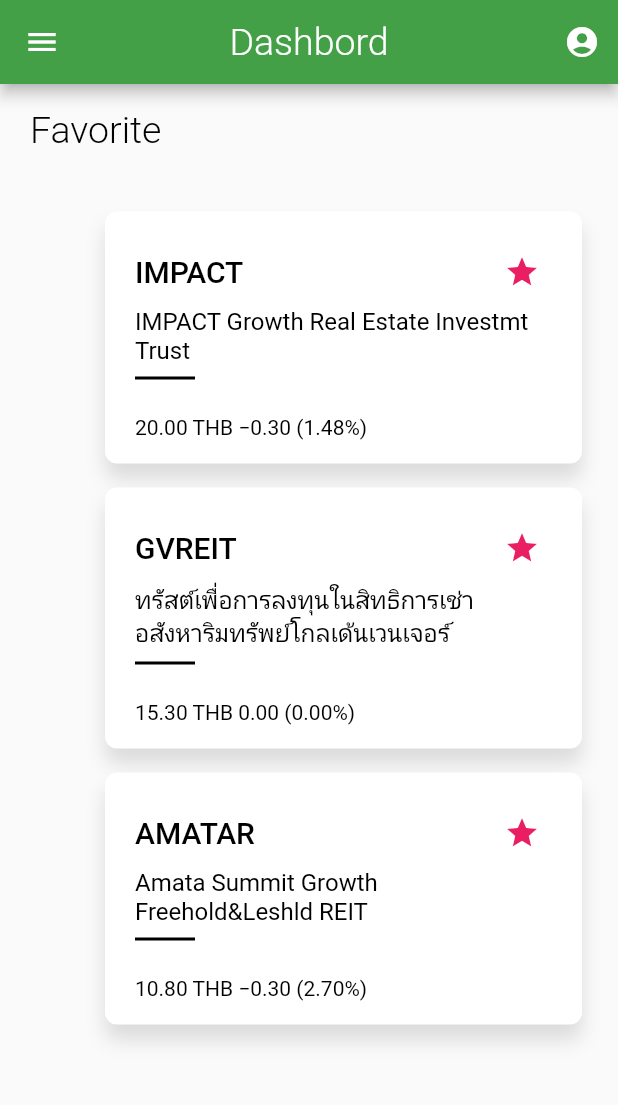
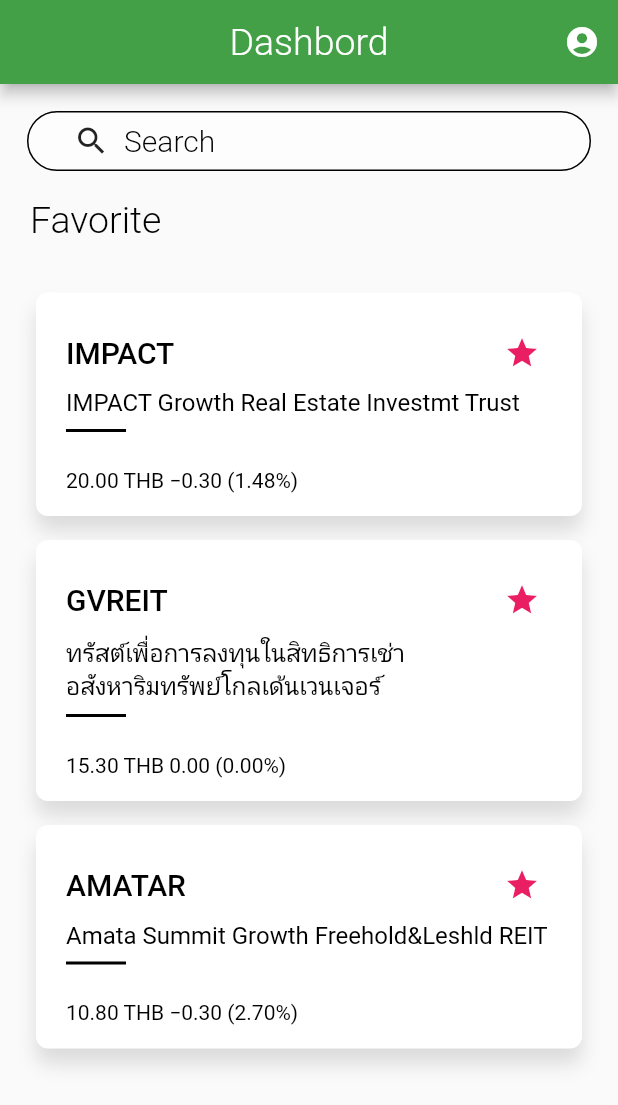
Before and after one commit to wadcharapong-n/REIT_APP_Front, a Flutter app: the screen it shows after launch, after a tap on the "star" icon, on a phone screen of 412 x 824 dp. Shown: the top 1105 px of the screen. Run offline on Flutter 3.47's test engine with Material 2 defaults, Android fonts, the phone set to English and light mode, and no system bars; network calls fail; Roboto replaces fonts that are missing (Poppins).

Commit message:
create search reit

```diff
--- a/reit_app/lib/main.dart
+++ b/reit_app/lib/main.dart
@@ -1,3 +1,7 @@
 import 'package:reit_app/routes.dart';
+import 'package:reit_app/services/search_all_reit_services.dart';
 
-void main() => Routes();
+void main() {
+  loadReit();
+  Routes();
+}
--- /dev/null
+++ b/reit_app/lib/models/search_all_reit.dart
@@ -0,0 +1,19 @@
+class SearchAllReit {
+  final String id;
+  final String symbol;
+  final String name;
+
+  SearchAllReit({
+    this.id,
+    this.symbol,
+    this.name,
+  });
+
+  factory SearchAllReit.fromJson(Map<String, dynamic> parsedJson) {
+    return new SearchAllReit(
+      id: parsedJson['id'],
+      symbol: parsedJson['symbol'],
+      name: parsedJson['name'],
+    );
+  }
+}
--- a/reit_app/lib/routes.dart
+++ b/reit_app/lib/routes.dart
@@ -1,14 +1,16 @@
 import 'package:flutter/material.dart';
 import 'package:reit_app/screens/home_page/home_page.dart';
+import 'package:reit_app/widgets/search.dart';
 
 class Routes {
   final routes = <String, WidgetBuilder>{
     // '/': (context) => FirstScreen(),
-    '/Home': (context) => HomePage()
+    '/Home': (context) => HomePage(),
+    '/Search': (context) => ExamplePage()
   };
 
   Routes() {
-    runApp(new MaterialApp(
+    runApp(MaterialApp(
       title: 'Flutter Demo',
       // initialRoute: '/',
       routes: routes,
--- a/reit_app/lib/screens/home_page/home_page.dart
+++ b/reit_app/lib/screens/home_page/home_page.dart
@@ -23,31 +23,6 @@ Widget appBarDashbord() {
   );
 }
 
-@override
-Widget drawerDashbord() {
-  print("drawer");
-  return Drawer(
-    child: ListView(
-      padding: EdgeInsets.zero,
-      children: <Widget>[
-        DrawerHeader(
-          child: Text(
-            'Menu',
-            style: const TextStyle(
-                color: Colors.white,
-                fontFamily: 'Poppins',
-                fontWeight: FontWeight.w200,
-                fontSize: 20.0),
-          ),
-          decoration: BoxDecoration(
-            color: Colors.green[600],
-          ),
-        ),
-      ],
-    ),
-  );
-}
-
 class HomePage extends StatelessWidget {
   @override
   Widget build(BuildContext context) {
@@ -57,7 +32,39 @@ class HomePage extends StatelessWidget {
         crossAxisAlignment: CrossAxisAlignment.start,
         children: <Widget>[
           Padding(
-            padding: EdgeInsets.fromLTRB(20.0, 16.0, 16.0, 16.0),
+              padding: EdgeInsets.all(8.0),
+              child: GestureDetector(
+                onTap: () {
+                     Navigator.pushNamed(context, '/Search');
+                },
+                child: Container(
+                  height: 40.0,
+                  width: 700.0,
+                  margin: const EdgeInsets.all(10.0),
+                  padding: const EdgeInsets.fromLTRB(30, 0, 0, 0),
+                  decoration: BoxDecoration(
+                    color: Colors.white.withOpacity(0.5),
+                    border: Border.all(color: Colors.black),
+                    borderRadius: BorderRadius.circular(20.0),
+                  ),
+                  child: Row(
+                    children: <Widget>[
+                      Icon(Icons.search),
+                      Text(
+                        '  Search',
+                        style: TextStyle(
+                            fontSize: 20.0,
+                            color: Colors.black,
+                            fontWeight: FontWeight.w300,
+                            fontFamily: 'Poppins'),
+                        textAlign: TextAlign.left,
+                      ),
+                    ],
+                  ),
+                ),
+              )),
+          Padding(
+            padding: EdgeInsets.fromLTRB(20.0, 0.0, 0.0, 10.0),
             child: Text(
               'Favorite',
               style: TextStyle(
@@ -71,7 +78,6 @@ class HomePage extends StatelessWidget {
           Favorite()
         ],
       ),
-      drawer: drawerDashbord(),
     );
   }
 }
--- a/reit_app/lib/screens/home_page/widgets/favorite.dart
+++ b/reit_app/lib/screens/home_page/widgets/favorite.dart
@@ -127,7 +127,7 @@ class ReitRowState extends State<ReitRow> {
 
     final reitCard = Container(
       child: reitCardContent,
-      margin: EdgeInsets.only(left: 46.0),
+      // margin: EdgeInsets.only(left: 46.0),
       decoration: BoxDecoration(
         color: Colors.white,
         shape: BoxShape.rectangle,
--- /dev/null
+++ b/reit_app/lib/services/search_all_reit_services.dart
@@ -0,0 +1,20 @@
+import 'dart:async' show Future;
+import 'package:flutter/services.dart' show rootBundle;
+import 'dart:convert';
+import 'package:reit_app/models/search_all_reit.dart';
+
+final List dataAllReit = List();
+
+Future<String> _loadReitAsset() async {
+  return await rootBundle.loadString('lib/json/reit.json');
+}
+
+Future loadReit() async {
+  String jsonReitAll = await _loadReitAsset();
+  final jsonResponse = json.decode(jsonReitAll);
+  jsonResponse.forEach((v) {
+    print(v);
+    final reitFormJson = SearchAllReit.fromJson(v);
+    dataAllReit.add(reitFormJson);
+  });
+}
```
Also changed, not shown: reit_app/lib/widgets/search.dart (added, +150 -0 lines).
